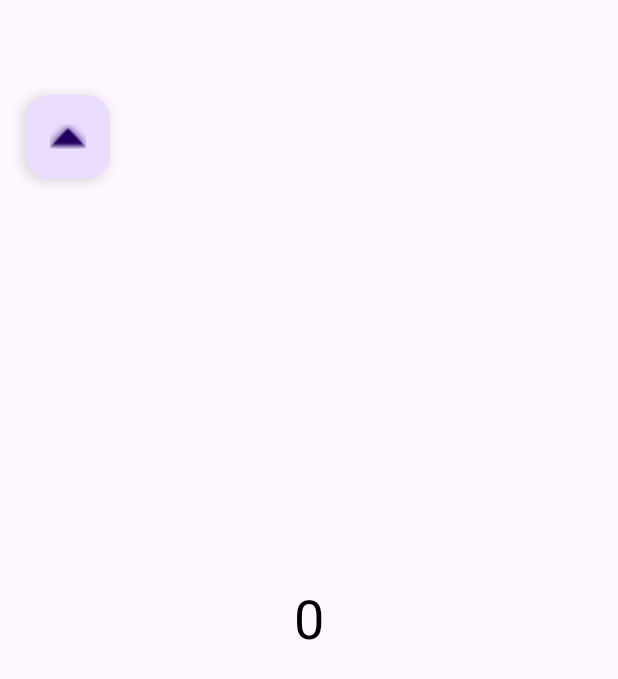
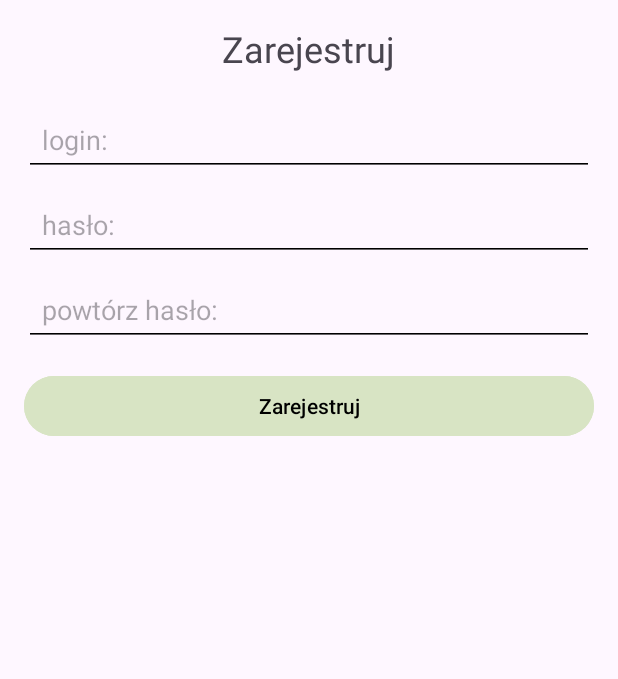
Before and after one commit to MrCarrot102/Programowanie-urz-dze-mobilnych, an Android app: the FragmentB screen opened through its navigation route, on a phone screen of 412 x 824 dp. Shown: the top 679 px of the screen. Run offline under Robolectric (Android 15) with nearby library versions, the phone set to English and light mode, and no system bars.

Commit message:
Zrobiona lista 2. Dodanie classy user oraz 4 fragmentow odpowiedzialnych kazdy za inny element aplikacji

```diff
--- a/Lista 2/app/src/main/java/com/example/pum_lista2/FragmentA.java
+++ b/Lista 2/app/src/main/java/com/example/pum_lista2/FragmentA.java
@@ -1,15 +1,12 @@
 package com.example.pum_lista2;
 
 import android.os.Bundle;
-
 import androidx.fragment.app.Fragment;
 import androidx.navigation.NavDirections;
 import androidx.navigation.Navigation;
-
 import android.view.LayoutInflater;
 import android.view.View;
 import android.view.ViewGroup;
-
 import com.example.pum_lista2.databinding.FragmentABinding;
 
 public class FragmentA extends Fragment {
@@ -23,13 +20,18 @@ public class FragmentA extends Fragment {
     @Override
     public View onCreateView(LayoutInflater inflater, ViewGroup container,
                              Bundle savedInstanceState) {
-        binding = FragmentABinding.inflate(inflater);
+        binding = FragmentABinding.inflate(inflater, container, false);
 
-        binding.fabA.setOnClickListener(view -> {
-            NavDirections action = FragmentADirections.actionFragmentAToFragmentB(5);
-            Bundle args = new Bundle();
-            args.putInt("value", 5);
-            Navigation.findNavController(requireView()).navigate(action);
+        // Przycisk "Zaloguj się" - nawigacja do FragmentC
+        binding.loginButton.setOnClickListener(view -> {
+            NavDirections action = FragmentADirections.actionFragmentAToFragmentC();
+            Navigation.findNavController(view).navigate(action);
+        });
+
+        // Przycisk "Zarejestruj" - nawigacja do FragmentB
+        binding.registerButton.setOnClickListener(view -> {
+            NavDirections action = FragmentADirections.actionFragmentAToFragmentB();
+            Navigation.findNavController(view).navigate(action);
         });
 
         return binding.getRoot();
--- a/Lista 2/app/src/main/java/com/example/pum_lista2/FragmentB.java
+++ b/Lista 2/app/src/main/java/com/example/pum_lista2/FragmentB.java
@@ -1,17 +1,14 @@
 package com.example.pum_lista2;
 
 import android.os.Bundle;
-
 import androidx.fragment.app.Fragment;
 import androidx.navigation.NavDirections;
 import androidx.navigation.Navigation;
-
 import android.view.LayoutInflater;
 import android.view.View;
 import android.view.ViewGroup;
-
-import com.example.pum_lista2.databinding.FragmentABinding;
 import com.example.pum_lista2.databinding.FragmentBBinding;
+import android.widget.Toast;
 
 public class FragmentB extends Fragment {
 
@@ -24,17 +21,33 @@ public class FragmentB extends Fragment {
     @Override
     public View onCreateView(LayoutInflater inflater, ViewGroup container,
                              Bundle savedInstanceState) {
-        binding = FragmentBBinding.inflate(inflater);
+        binding = FragmentBBinding.inflate(inflater, container, false);
 
-        binding.fabB.setOnClickListener(view -> {
-            NavDirections action = FragmentBDirections.actionFragmentBToFragmentA();
-            Navigation.findNavController(requireView()).navigate(action);
+        // Przycisk rejestracji
+        binding.registerButton.setOnClickListener(view -> {
+            String username = binding.registerUsername.getText().toString();
+            String password = binding.registerPassword.getText().toString();
+            String confirmPassword = binding.registerConfirmPassword.getText().toString();
+
+            if (username.isEmpty() || password.isEmpty() || confirmPassword.isEmpty()) {
+                Toast.makeText(getActivity(), "Wypełnij wszystkie pola", Toast.LENGTH_SHORT).show();
+            } else if (!password.equals(confirmPassword)) {
+                Toast.makeText(getActivity(), "Hasła nie pasują", Toast.LENGTH_SHORT).show();
+            } else {
+                // Dodaj logikę dodawania użytkownika tutaj
+
+                // Przejście do ekranu logowania
+                NavDirections action = FragmentBDirections.actionFragmentBToFragmentC();
+                Navigation.findNavController(view).navigate(action);
+            }
         });
-
-        binding.textView.setText(String.valueOf(
-                getArguments() != null ? getArguments().getInt("value") : 0
-        ));
 
         return binding.getRoot();
     }
+
+    @Override
+    public void onDestroyView() {
+        super.onDestroyView();
+        binding = null;
+    }
 }
--- a/Lista 2/app/src/main/java/com/example/pum_lista2/MainActivity.java
+++ b/Lista 2/app/src/main/java/com/example/pum_lista2/MainActivity.java
@@ -1,12 +1,8 @@
 package com.example.pum_lista2;
 
 import android.os.Bundle;
+import androidx.appcompat.app.AppCompatActivity;
 
-import androidx.activity.EdgeToEdge;
-import androidx.appcompat.app.AppCompatActivity;
-import androidx.core.graphics.Insets;
-import androidx.core.view.ViewCompat;
-import androidx.core.view.WindowInsetsCompat;
 
 public class MainActivity extends AppCompatActivity {
 
--- a/Lista 2/app/src/main/res/layout/activity_main.xml
+++ b/Lista 2/app/src/main/res/layout/activity_main.xml
@@ -2,21 +2,20 @@
 <androidx.constraintlayout.widget.ConstraintLayout xmlns:android="http://schemas.android.com/apk/res/android"
     xmlns:app="http://schemas.android.com/apk/res-auto"
     xmlns:tools="http://schemas.android.com/tools"
-    android:id="@+id/main"
     android:layout_width="match_parent"
     android:layout_height="match_parent"
     tools:context=".MainActivity">
 
     <androidx.fragment.app.FragmentContainerView
-        android:id="@+id/fragmentContainerView"
+        android:id="@+id/nav_host_fragment"
         android:name="androidx.navigation.fragment.NavHostFragment"
-        android:layout_width="409dp"
-        android:layout_height="729dp"
+        android:layout_width="0dp"
+        android:layout_height="0dp"
         app:defaultNavHost="true"
+        app:navGraph="@navigation/navigation"
+        app:layout_constraintTop_toTopOf="parent"
         app:layout_constraintBottom_toBottomOf="parent"
-        app:layout_constraintEnd_toEndOf="parent"
         app:layout_constraintStart_toStartOf="parent"
-        app:layout_constraintTop_toTopOf="parent"
-        app:navGraph="@navigation/navigation" />
+        app:layout_constraintEnd_toEndOf="parent" />
 
 </androidx.constraintlayout.widget.ConstraintLayout>
--- a/Lista 2/app/src/main/res/layout/fragment_b.xml
+++ b/Lista 2/app/src/main/res/layout/fragment_b.xml
@@ -1,26 +1,55 @@
 <?xml version="1.0" encoding="utf-8"?>
-<FrameLayout xmlns:android="http://schemas.android.com/apk/res/android"
-    xmlns:tools="http://schemas.android.com/tools"
+<LinearLayout
+    xmlns:android="http://schemas.android.com/apk/res/android"
     android:layout_width="match_parent"
     android:layout_height="match_parent"
-    tools:context=".FragmentB">
+    android:orientation="vertical"
+    android:padding="16dp">
 
     <TextView
-        android:id="@+id/textView"
-        android:layout_width="match_parent"
-        android:layout_height="match_parent"
-        android:text="FRAGMENT B"
-        android:textColor="@color/black"
-        android:textSize="36sp"
-        android:layout_gravity="center_horizontal"
-        android:gravity="center"/>
-
-    <com.google.android.material.floatingactionbutton.FloatingActionButton
-        android:id="@+id/fabB"
+        android:id="@+id/registerTitle"
         android:layout_width="wrap_content"
         android:layout_height="wrap_content"
-        android:layout_margin="16dp"
-        android:clickable="true"
-        android:src="@android:drawable/arrow_up_float"
-        android:contentDescription="FAB" />
-</FrameLayout>
+        android:text="Zarejestruj"
+        android:textSize="24sp"
+        android:layout_gravity="center_horizontal"
+        android:paddingBottom="20dp" />
+
+    <EditText
+        android:id="@+id/registerUsername"
+        android:layout_width="match_parent"
+        android:layout_height="wrap_content"
+        android:hint="login:"
+        android:padding="12dp"
+        android:backgroundTint="#000000" />
+
+    <EditText
+        android:id="@+id/registerPassword"
+        android:layout_width="match_parent"
+        android:layout_height="wrap_content"
+        android:hint="hasło:"
+        android:inputType="textPassword"
+        android:padding="12dp"
+        android:backgroundTint="#000000"
+        android:layout_marginTop="8dp" />
+
+    <EditText
+        android:id="@+id/registerConfirmPassword"
+        android:layout_width="match_parent"
+        android:layout_height="wrap_content"
+        android:hint="powtórz hasło:"
+        android:inputType="textPassword"
+        android:padding="12dp"
+        android:backgroundTint="#000000"
+        android:layout_marginTop="8dp" />
+
+    <Button
+        android:id="@+id/registerButton"
+        android:layout_width="match_parent"
+        android:layout_height="wrap_content"
+        android:text="Zarejestruj"
+        android:layout_marginTop="16dp"
+        android:backgroundTint="#D8E4C4"
+        android:textColor="#000000" />
+
+</LinearLayout>
--- a/Lista 2/app/src/main/res/navigation/navigation.xml
+++ b/Lista 2/app/src/main/res/navigation/navigation.xml
@@ -2,30 +2,55 @@
 <navigation xmlns:android="http://schemas.android.com/apk/res/android"
     xmlns:app="http://schemas.android.com/apk/res-auto"
     xmlns:tools="http://schemas.android.com/tools"
-    android:id="@+id/navigation"
     app:startDestination="@id/fragmentA">
 
     <fragment
         android:id="@+id/fragmentA"
         android:name="com.example.pum_lista2.FragmentA"
-        android:label="fragment_a"
-        tools:layout="@layout/fragment_a" >
+        android:label="Fragment A"
+        tools:layout="@layout/fragment_a">
         <action
             android:id="@+id/action_fragmentA_to_fragmentB"
-            app:destination="@id/fragmentB" >
-            <argument android:name="value"
-                app:argType="integer">
-            </argument>
-        </action>
+            app:destination="@id/fragmentB" />
+        <action
+            android:id="@+id/action_fragmentA_to_fragmentC"
+            app:destination="@id/fragmentC" />
     </fragment>
 
     <fragment
         android:id="@+id/fragmentB"
         android:name="com.example.pum_lista2.FragmentB"
-        android:label="fragment_b"
-        tools:layout="@layout/fragment_b" >
+        android:label="Fragment B"
+        tools:layout="@layout/fragment_b">
         <action
-            android:id="@+id/action_fragmentB_to_fragmentA"
+            android:id="@+id/action_fragmentB_to_fragmentC"
+            app:destination="@id/fragmentC" />
+    </fragment>
+
+    <fragment
+        android:id="@+id/fragmentC"
+        android:name="com.example.pum_lista2.FragmentC"
+        android:label="Fragment C"
+        tools:layout="@layout/fragment_c">
+        <action
+            android:id="@+id/action_fragmentC_to_fragmentB"
+            app:destination="@id/fragmentB" /> <!-- This action is added -->
+        <action
+            android:id="@+id/action_fragmentC_to_fragmentD"
+            app:destination="@id/fragmentD">
+            <argument
+                android:name="username"
+                app:argType="string" />
+        </action>
+    </fragment>
+
+    <fragment
+        android:id="@+id/fragmentD"
+        android:name="com.example.pum_lista2.FragmentD"
+        android:label="Fragment D"
+        tools:layout="@layout/fragment_d">
+        <action
+            android:id="@+id/action_fragmentD_to_fragmentA"
             app:destination="@id/fragmentA" />
     </fragment>
 
```
Also changed, not shown: Lista 2/app/src/main/java/com/example/pum_lista2/User.java (added, +19 -0 lines), Lista 2/app/src/main/java/com/example/pum_lista2/UserManager.java (added, +36 -0 lines), Lista 2/app/src/main/res/layout/fragment_a.xml (+22 -18 lines).
